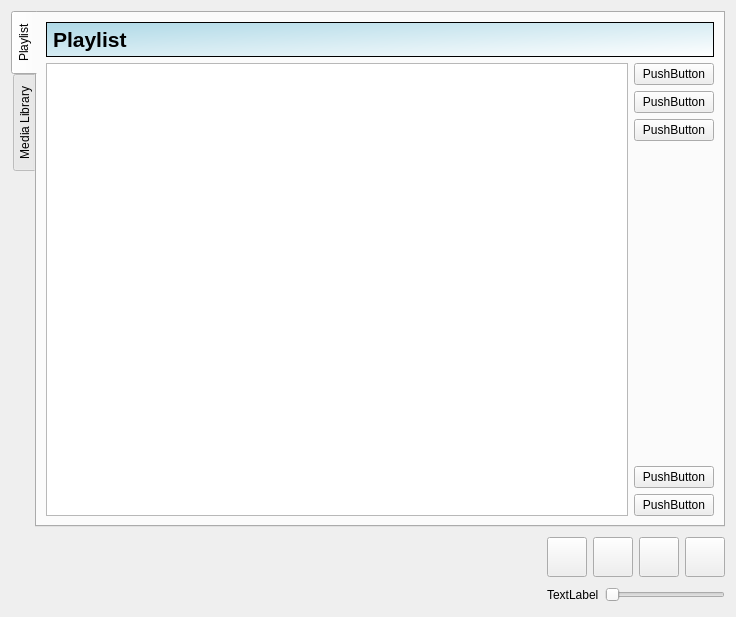
This is mxc2.ui in maniel/mxc2 as Qt 5 draws it before an edit. The edited form follows.
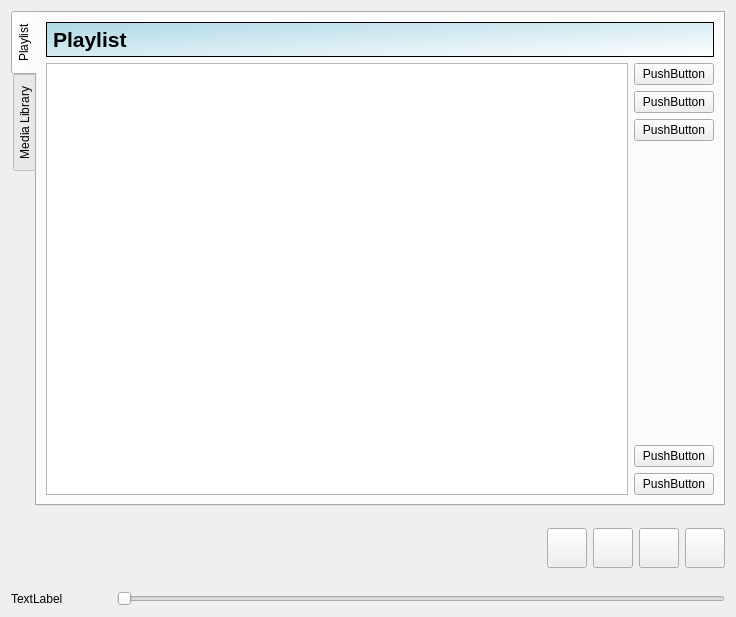
This is the edited form. Icons and pictures are not drawn.

Commit message: layout changed a bit, song elapsed time/dutarion and position slider kinda works, TODO: work on this

The edit to the form file:
```diff
--- a/mxc2.ui
+++ b/mxc2.ui
@@ -24,8 +24,8 @@
   <property name="styleSheet" >
    <string/>
   </property>
-  <layout class="QGridLayout" >
-   <item row="0" column="0" colspan="3" >
+  <layout class="QVBoxLayout" >
+   <item>
     <widget class="QTabWidget" name="tabWidget" >
      <property name="tabPosition" >
       <enum>QTabWidget::West</enum>
@@ -314,7 +314,9 @@
      </widget>
     </widget>
    </item>
-   <item row="1" column="0" >
+   <item>
+    <layout class="QHBoxLayout" >
+     <item>
     <widget class="QLabel" name="infoLabel" >
      <property name="sizePolicy" >
       <sizepolicy vsizetype="Preferred" hsizetype="Preferred" >
@@ -346,7 +348,7 @@
      </property>
     </widget>
    </item>
-   <item row="1" column="1" >
+     <item>
     <spacer>
      <property name="orientation" >
       <enum>Qt::Horizontal</enum>
@@ -359,8 +361,6 @@
      </property>
     </spacer>
    </item>
-   <item row="1" column="2" >
-    <layout class="QVBoxLayout" >
      <item>
       <layout class="QHBoxLayout" >
        <item>
@@ -525,10 +525,30 @@
        </item>
       </layout>
      </item>
+    </layout>
+   </item>
      <item>
       <layout class="QHBoxLayout" >
        <item>
         <widget class="QLabel" name="timeLabel" >
+       <property name="sizePolicy" >
+        <sizepolicy vsizetype="Preferred" hsizetype="Fixed" >
+         <horstretch>0</horstretch>
+         <verstretch>0</verstretch>
+        </sizepolicy>
+       </property>
+       <property name="minimumSize" >
+        <size>
+         <width>100</width>
+         <height>0</height>
+        </size>
+       </property>
+       <property name="maximumSize" >
+        <size>
+         <width>100</width>
+         <height>16777215</height>
+        </size>
+       </property>
          <property name="text" >
           <string>TextLabel</string>
          </property>
@@ -540,8 +560,6 @@
           <enum>Qt::Horizontal</enum>
          </property>
         </widget>
-       </item>
-      </layout>
      </item>
     </layout>
    </item>
```
Lines whose indentation alone changed are shown as unchanged. The commit also changes 2 other files.
